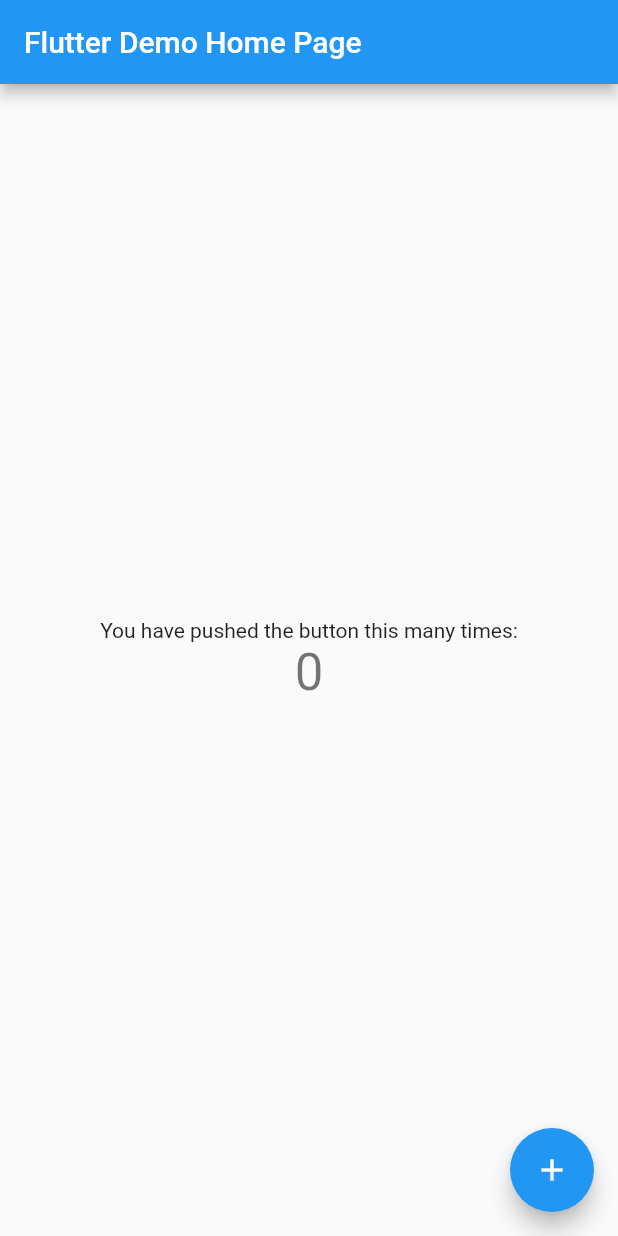
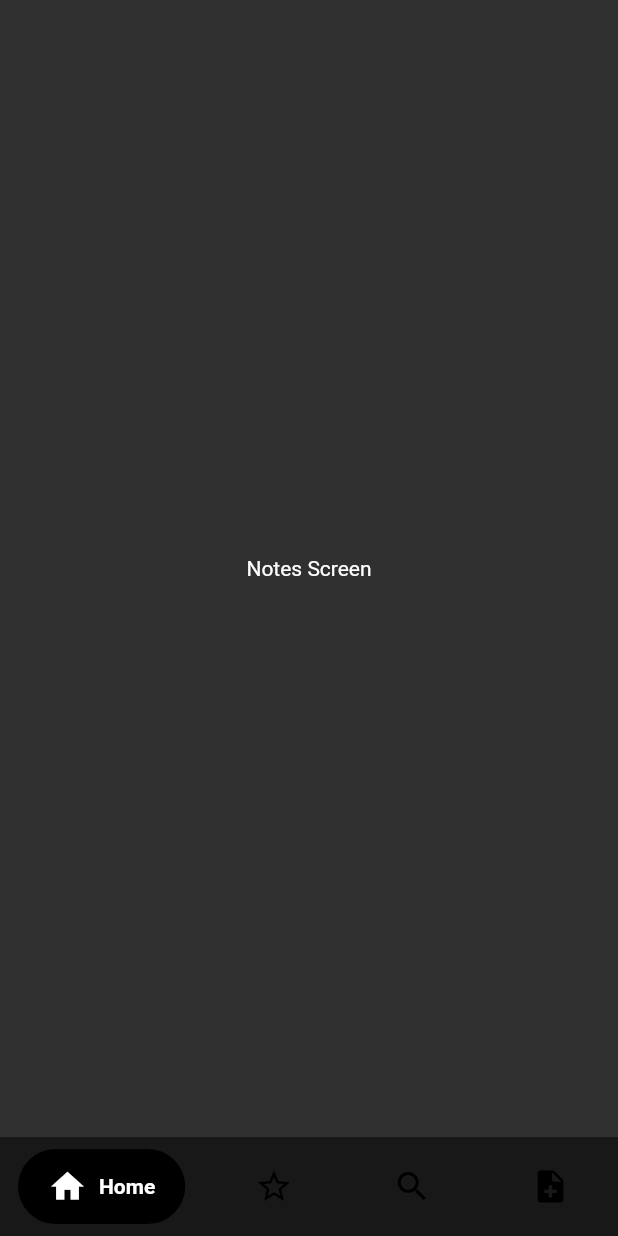
Before and after one commit to AgweBryan/flutter_note_app, a Flutter app: the screen it shows after launch, on a phone screen of 412 x 824 dp. Run offline on Flutter 3.47's test engine with Material 2 defaults, Android fonts, the phone set to English and light mode, and no system bars; drawn by our look-alikes of google_nav_bar; our stand-ins replace get.

Commit message:
added folders

```diff
--- a/lib/main.dart
+++ b/lib/main.dart
@@ -1,4 +1,6 @@
 import 'package:flutter/material.dart';
+import 'package:flutter_note_app/views/screens/navigation_tabs.dart';
+import 'package:get/get.dart';
 
 void main() {
   runApp(const MyApp());
@@ -7,109 +9,11 @@ void main() {
 class MyApp extends StatelessWidget {
   const MyApp({Key? key}) : super(key: key);
 
-  // This widget is the root of your application.
   @override
   Widget build(BuildContext context) {
-    return MaterialApp(
-      title: 'Flutter Demo',
-      theme: ThemeData(
-        // This is the theme of your application.
-        //
-        // Try running your application with "flutter run". You'll see the
-        // application has a blue toolbar. Then, without quitting the app, try
-        // changing the primarySwatch below to Colors.green and then invoke
-        // "hot reload" (press "r" in the console where you ran "flutter run",
-        // or simply save your changes to "hot reload" in a Flutter IDE).
-        // Notice that the counter didn't reset back to zero; the application
-        // is not restarted.
-        primarySwatch: Colors.blue,
-      ),
-      home: const MyHomePage(title: 'Flutter Demo Home Page'),
+    return GetMaterialApp(
+      theme: ThemeData.dark(),
+      home: NavigationTabs(),
     );
   }
 }
-
-class MyHomePage extends StatefulWidget {
-  const MyHomePage({Key? key, required this.title}) : super(key: key);
-
-  // This widget is the home page of your application. It is stateful, meaning
-  // that it has a State object (defined below) that contains fields that affect
-  // how it looks.
-
-  // This class is the configuration for the state. It holds the values (in this
-  // case the title) provided by the parent (in this case the App widget) and
-  // used by the build method of the State. Fields in a Widget subclass are
-  // always marked "final".
-
-  final String title;
-
-  @override
-  State<MyHomePage> createState() => _MyHomePageState();
-}
-
-class _MyHomePageState extends State<MyHomePage> {
-  int _counter = 0;
-
-  void _incrementCounter() {
-    setState(() {
-      // This call to setState tells the Flutter framework that something has
-      // changed in this State, which causes it to rerun the build method below
-      // so that the display can reflect the updated values. If we changed
-      // _counter without calling setState(), then the build method would not be
-      // called again, and so nothing would appear to happen.
-      _counter++;
-    });
-  }
-
-  @override
-  Widget build(BuildContext context) {
-    // This method is rerun every time setState is called, for instance as done
-    // by the _incrementCounter method above.
-    //
-    // The Flutter framework has been optimized to make rerunning build methods
-    // fast, so that you can just rebuild anything that needs updating rather
-    // than having to individually change instances of widgets.
-    return Scaffold(
-      appBar: AppBar(
-        // Here we take the value from the MyHomePage object that was created by
-        // the App.build method, and use it to set our appbar title.
-        title: Text(widget.title),
-      ),
-      body: Center(
-        // Center is a layout widget. It takes a single child and positions it
-        // in the middle of the parent.
-        child: Column(
-          // Column is also a layout widget. It takes a list of children and
-          // arranges them vertically. By default, it sizes itself to fit its
-          // children horizontally, and tries to be as tall as its parent.
-          //
-          // Invoke "debug painting" (press "p" in the console, choose the
-          // "Toggle Debug Paint" action from the Flutter Inspector in Android
-          // Studio, or the "Toggle Debug Paint" command in Visual Studio Code)
-          // to see the wireframe for each widget.
-          //
-          // Column has various properties to control how it sizes itself and
-          // how it positions its children. Here we use mainAxisAlignment to
-          // center the children vertically; the main axis here is the vertical
-          // axis because Columns are vertical (the cross axis would be
-          // horizontal).
-          mainAxisAlignment: MainAxisAlignment.center,
-          children: <Widget>[
-            const Text(
-              'You have pushed the button this many times:',
-            ),
-            Text(
-              '$_counter',
-              style: Theme.of(context).textTheme.headline4,
-            ),
-          ],
-        ),
-      ),
-      floatingActionButton: FloatingActionButton(
-        onPressed: _incrementCounter,
-        tooltip: 'Increment',
-        child: const Icon(Icons.add),
-      ), // This trailing comma makes auto-formatting nicer for build methods.
-    );
-  }
-}
--- /dev/null
+++ b/lib/utils/colors.dart
@@ -0,0 +1,3 @@
+import 'package:flutter/material.dart';
+
+const Color primaryColor = Color(0xFFcb00ff);
--- /dev/null
+++ b/lib/utils/screens.dart
@@ -0,0 +1,12 @@
+import 'package:flutter/cupertino.dart';
+import 'package:flutter_note_app/views/screens/addNote/add_note_screen.dart';
+import 'package:flutter_note_app/views/screens/favorites/favorites_screen.dart';
+import 'package:flutter_note_app/views/screens/notes/notes_screen.dart';
+import 'package:flutter_note_app/views/screens/search/search_screen.dart';
+
+const List<Widget> screens = [
+  NotesScreen(),
+  SearchScreen(),
+  FavoritesScreen(),
+  AddNoteScreen(),
+];
--- /dev/null
+++ b/lib/views/screens/navigation_tabs.dart
@@ -0,0 +1,62 @@
+import 'package:flutter/material.dart';
+import 'package:flutter_note_app/utils/colors.dart';
+import 'package:flutter_note_app/utils/screens.dart';
+import 'package:google_nav_bar/google_nav_bar.dart';
+
+class NavigationTabs extends StatefulWidget {
+  const NavigationTabs({Key? key}) : super(key: key);
+
+  @override
+  State<NavigationTabs> createState() => _NavigationTabsState();
+}
+
+class _NavigationTabsState extends State<NavigationTabs> {
+  int pageIndex = 0;
+  @override
+  Widget build(BuildContext context) {
+    return Scaffold(
+      // backgroundColor: Colors.black,
+      bottomNavigationBar: Container(
+        color: Colors.black.withOpacity(.5),
+        child: Padding(
+          padding: const EdgeInsets.symmetric(horizontal: 12.0, vertical: 8),
+          child: GNav(
+            rippleColor: Colors.grey[300]!,
+            gap: 8,
+            activeColor: Colors.white,
+            iconSize: 26,
+            padding: EdgeInsets.symmetric(horizontal: 20, vertical: 12),
+            duration: Duration(milliseconds: 1000),
+            tabBackgroundColor: Colors.black,
+            color: Colors.black,
+            tabs: [
+              GButton(
+                icon: Icons.home,
+                text: 'Home',
+              ),
+              GButton(
+                icon: Icons.star_border,
+                text: 'Starred',
+              ),
+              GButton(
+                icon: Icons.search,
+                text: 'Search',
+              ),
+              GButton(
+                icon: Icons.note_add_rounded,
+                text: 'New note',
+              ),
+            ],
+            selectedIndex: pageIndex,
+            onTabChange: (index) {
+              setState(() {
+                pageIndex = index;
+              });
+            },
+          ),
+        ),
+      ),
+      body: screens[pageIndex],
+    );
+  }
+}
--- /dev/null
+++ b/lib/views/screens/notes/notes_screen.dart
@@ -0,0 +1,12 @@
+import 'package:flutter/material.dart';
+
+class NotesScreen extends StatelessWidget {
+  const NotesScreen({Key? key}) : super(key: key);
+
+  @override
+  Widget build(BuildContext context) {
+    return Scaffold(
+      body: Center(child: Text("Notes Screen")),
+    );
+  }
+}
--- a/pubspec.yaml
+++ b/pubspec.yaml
@@ -34,6 +34,8 @@ dependencies:
   # The following adds the Cupertino Icons font to your application.
   # Use with the CupertinoIcons class for iOS style icons.
   cupertino_icons: ^1.0.2
+  google_nav_bar:
+  get:
 
 dev_dependencies:
   flutter_test:
```
Also changed, not shown: lib/views/screens/addNote/add_note_screen.dart (added, +17 -0 lines), lib/views/screens/addNote/edit_note_screen.dart (added, +12 -0 lines), lib/views/screens/favorites/favorites_screen.dart (added, +12 -0 lines), lib/views/screens/search/search_screen.dart (added, +12 -0 lines), pubspec.lock, 1 other file.
